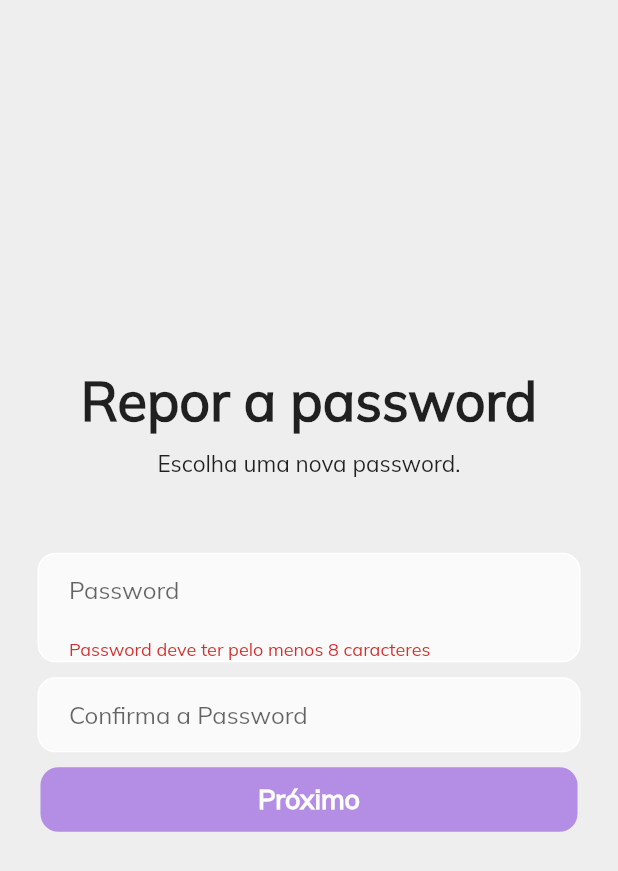
After one commit to MartaMariz/PI_PCAs, a Flutter app: the ResetPasswordPage screen opened directly, after a tap on "Próximo", on a phone screen of 412 x 824 dp. The commit adds this screen. Shown: the top 871 px of the screen. Run offline on Flutter 3.47's test engine with Material 2 defaults, Android fonts, the phone set to English and light mode, and no system bars; our stand-ins replace cloud_firestore, firebase_core; accounts and stored records are empty.

Commit message:
password reset pages done

```diff
--- /dev/null
+++ b/lib/view/pages/auth/reset_password_view.dart
@@ -0,0 +1,185 @@
+import 'package:flutter/cupertino.dart';
+import 'package:flutter/material.dart';
+
+import '../../../theme.dart';
+import '../home_page_view.dart';
+
+class ResetPasswordPage extends StatefulWidget{
+  const ResetPasswordPage({Key? key}) : super(key: key);
+
+  @override
+  _ResetPasswordPage createState() => _ResetPasswordPage();
+
+}
+
+
+class _ResetPasswordPage extends State<ResetPasswordPage>{
+  //controllers
+  final _passwordController = TextEditingController();
+  final _passwordConfirmController = TextEditingController();
+  final _key = GlobalKey<FormState>();
+
+
+  @override
+  void dispose(){
+
+    _passwordController.dispose();
+    _passwordConfirmController.dispose();
+
+    super.dispose();
+
+  }
+
+  Future setPassword() async{
+    //usar os controllers.text e tals
+    if (_key.currentState!.validate()) {
+      // If the form is valid, display a snackbar. In the real world,
+      // you'd often call a server or save the information in a database.
+      ScaffoldMessenger.of(context).showSnackBar(
+        const SnackBar(content: Text('Password alterada com sucesso.')),
+      );
+      Navigator.pushReplacement(
+          context,
+          MaterialPageRoute(builder: (context) => const MyHomePage(),
+          )
+      );
+    }
+
+  }
+
+  bool passwordConfirmed(){
+    if ( _passwordController.text.trim() == _passwordConfirmController.text.trim()){
+      return true;
+    }
+    return false;
+  }
+
+  @override
+  Widget build(BuildContext context) {
+    return Scaffold(
+        resizeToAvoidBottomInset: false,
+        backgroundColor: Colors.grey[200],
+        body: SafeArea(
+            child: Expanded(
+              child: Container(
+                  child:Form(
+                      key: _key,
+                      child: Column(
+                        mainAxisAlignment: MainAxisAlignment.center,
+                        children:  [
+                          //welcome
+                          const Text('Repor a password',
+                              style: TextStyle(
+                                  fontWeight: FontWeight.bold,
+                                  fontSize: 36
+                              )
+                          ),
+                          const SizedBox(height: 10),
+                          const Text('Escolha uma nova password.',
+                              style: TextStyle(
+                                fontSize: 15,
+                              )
+                          ),
+                          const SizedBox( height: 50,),
+
+
+
+                          //password input
+                          Padding( padding: const EdgeInsets.symmetric(horizontal: 25.0),
+                              child: Container(
+                                  decoration: BoxDecoration(
+                                    color: Colors.grey[50],
+                                    border: Border.all(color: Colors.white),
+                                    borderRadius: BorderRadius.circular(12),
+                                  ),
+                                  child: Padding(
+                                      padding: const EdgeInsets.only(left: 20.0),
+                                      child: TextFormField(
+                                        validator: (value) {
+                                          if (value == null || value.isEmpty || value.length <8)  {
+                                            return 'Password deve ter pelo menos 8 caracteres';
+                                          }
+                                          return null;
+                                        },
+                                        controller: _passwordController,
+                                        obscureText: true,
+                                        decoration: const InputDecoration(
+                                            border: InputBorder.none,
+                                            hintText: 'Password'
+                                        ),
+                                      )
+
+                                  )
+                              )
+                          ),
+                          const SizedBox( height: 10,),
+
+                          //password confirm input
+                          Padding( padding: const EdgeInsets.symmetric(horizontal: 25.0),
+                              child: Container(
+                                  decoration: BoxDecoration(
+                                    color: Colors.grey[50],
+                                    border: Border.all(color: Colors.white),
+                                    borderRadius: BorderRadius.circular(12),
+                                  ),
+                                  child: Padding(
+                                      padding: const EdgeInsets.only(left: 20.0),
+                                      child: TextFormField(
+                                        validator: (value) {
+                                          if (value != _passwordController.text){
+                                            return 'Passwords diferentes';
+                                          }
+                                          else {
+                                            return null;
+                                          }
+                                        },
+                                        controller: _passwordConfirmController,
+                                        obscureText: true,
+                                        decoration: const InputDecoration(
+                                            border: InputBorder.none,
+                                            hintText: 'Confirma a Password'
+                                        ),
+                                      )
+
+                                  )
+                              )
+                          ),
+                          const SizedBox( height: 10,),
+
+                          //signin button
+                          Padding(padding: const EdgeInsets.symmetric(horizontal: 1.0),
+                            child: GestureDetector(
+                              onTap: setPassword,
+                              child: Container(
+                                  padding: const EdgeInsets.fromLTRB(145, 10, 145, 10),
+                                  decoration:  BoxDecoration(
+                                    color: mainColor,
+                                    borderRadius: BorderRadius.circular(12),
+                                  ),
+                                  child: const Text(
+                                      'Próximo',
+                                      style: TextStyle(
+                                          color:  Colors.white,
+                                          fontWeight: FontWeight.bold,
+                                          fontSize: 18
+                                      )
+                                  )
+                              ),
+                            ),
+                          ),
+                          const SizedBox( height: 25,),
+
+
+                        ],
+
+                      )
+                  )
+
+              ),
+            )
+        )
+
+    );
+  }
+
+}
```
Also changed, not shown: lib/view/pages/auth/login_code_view.dart (+12 -4 lines), lib/view/widgets/navbar_view.dart (deleted, +0 -63 lines).
